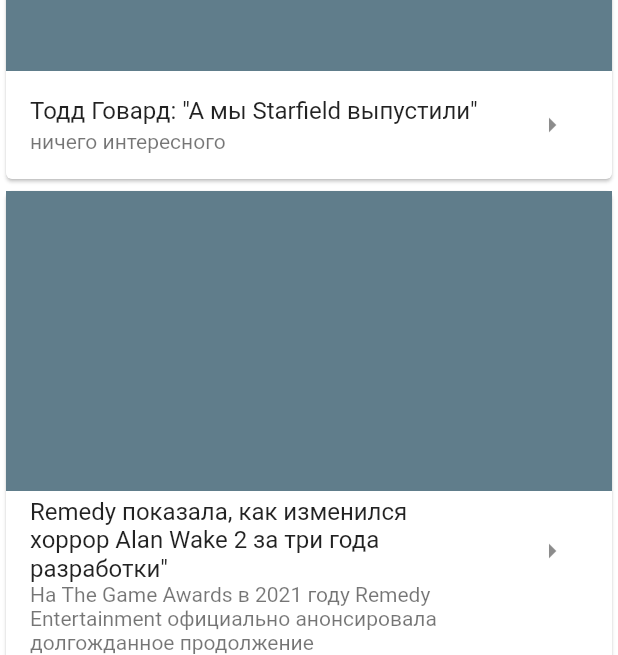
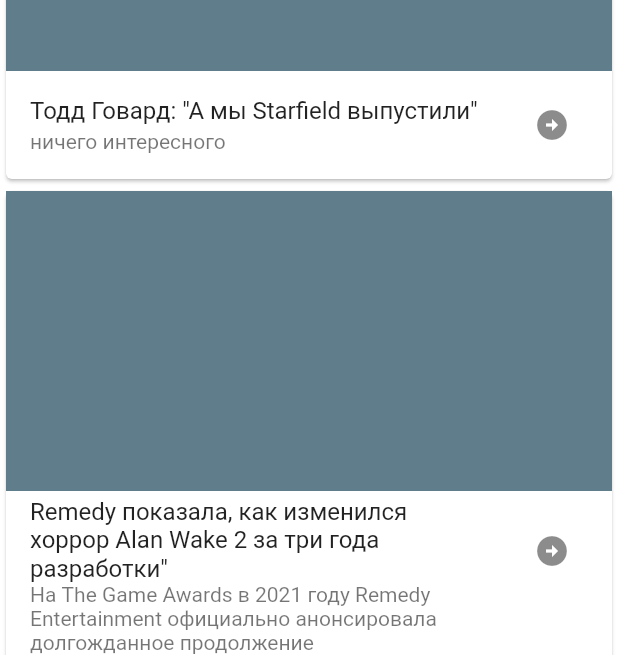
Before and after one commit to aestheticsvan/project, a Flutter app: the screen it shows after launch, on a phone screen of 412 x 824 dp. Shown: the part 319-974 px from the top of the screen. Run offline on Flutter 3.47's test engine with Material 2 defaults, Android fonts, the phone set to English and light mode, and no system bars.

Commit message:
icon arrow circle right

```diff
--- a/lib/main.dart
+++ b/lib/main.dart
@@ -57,7 +57,7 @@ class _MyHomePageState extends State<MyHomePage> {
               ListTile(
               title: Text(element.name),
               subtitle: Text(element.body),
-              trailing: IconButton(icon: Icon(Icons.arrow_right),onPressed: (){
+              trailing: IconButton(icon: Icon(Icons.arrow_circle_right),onPressed: (){
                 Navigator.of(context).push(MaterialPageRoute(builder: (context)=>  NewsDescription(news: element)));
               },),
                   ),
```
